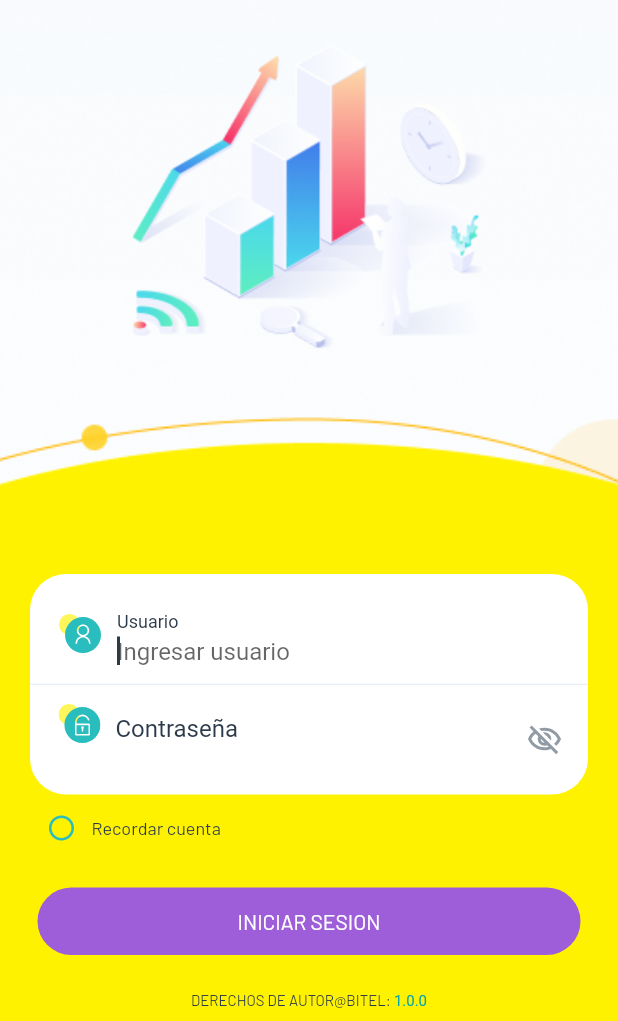
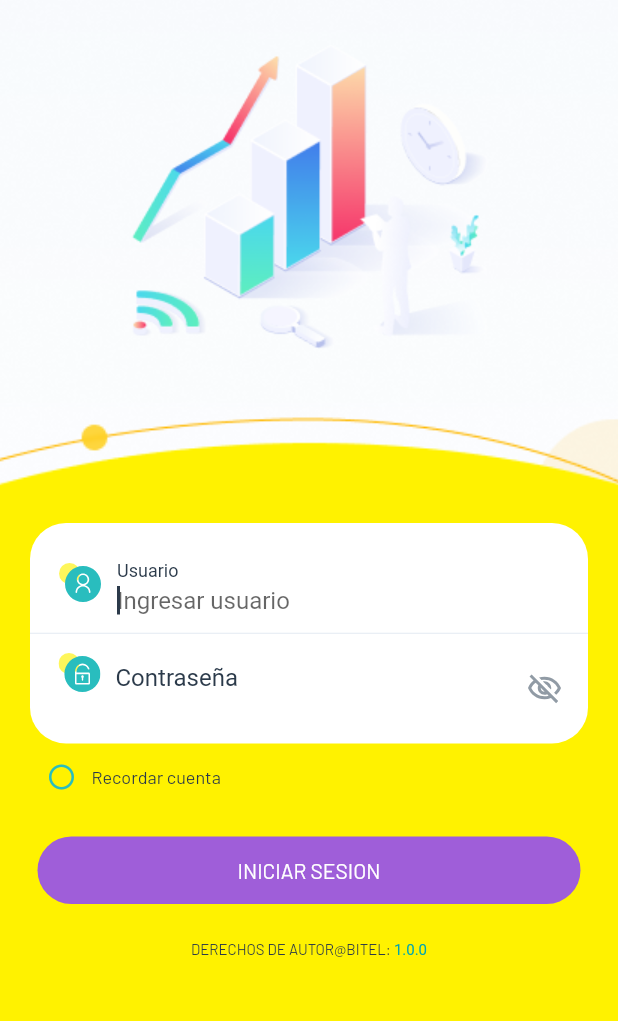
Before and after one commit to nhdduong292/Bitel_develop, a Flutter app: the screen it shows after launch, on a phone screen of 412 x 824 dp, the part 215-1236 px from its top. Run offline on Flutter 3.47's test engine with Material 2 defaults, Android fonts, the phone set to English and light mode, and no system bars; our stand-ins replace camera, dio, dotted_border, dotted_line, dropdown_button2, expandable and 21 more; missing offline and left inert: dart:ffi, flutter_launcher_icons, flutter_pdfview, google_mlkit_text_recognition, jwt_decode, multiselect; accounts and stored records are empty; generated files the repository leaves out were written again; project files that could hold a hidden picture were left out.

Commit message:
sua giao dien man login

```diff
--- a/lib/main/ui/login/login_page.dart
+++ b/lib/main/ui/login/login_page.dart
@@ -15,6 +15,7 @@ import 'package:get/get.dart';
 class LoginPage extends GetWidget {
   @override
   Widget build(BuildContext context) {
+    var height = MediaQuery.of(context).size.height;
     // TODO: implement build
     return GetBuilder(
       init: LoginLogic(),
@@ -27,8 +28,8 @@ class LoginPage extends GetWidget {
                 image: DecorationImage(
                     image: AssetImage(AppImages.bgLogin), fit: BoxFit.cover),
               ),
-              child: SingleChildScrollView(
-                child: Column(
+              child: Stack(children: [
+                Column(
                   crossAxisAlignment: CrossAxisAlignment.center,
                   children: [
                     Center(
@@ -39,9 +40,7 @@ class LoginPage extends GetWidget {
                         ),
                       ),
                     ),
-                    KeyboardVisibilityBuilder(builder: (context, visible) {
-                      if (!visible) {
-                        return Center(
+                    Center(
                       child: Padding(
                         padding: const EdgeInsets.only(top: 30),
                         child: Image.asset(
@@ -50,23 +49,20 @@ class LoginPage extends GetWidget {
                           fit: BoxFit.cover,
                         ),
                       ),
-                        );
-                      } else {
-                        return Container();
-                      }
-                    }),
-                    KeyboardVisibilityBuilder(builder: (context, visible) {
-                      if (!visible) {
-                        return const SizedBox(
-                          height: 100,
-                        );
-                      } else {
-                        return Container();
-                      }
-                    }),
+                    ),
+
                     const SizedBox(
                       height: 50,
                     ),
+
+                    // const SizedBox(
+                    //   height: 100,
+                    // ),
+                  ],
+                ),
+                Column(
+                  mainAxisAlignment: MainAxisAlignment.end,
+                  children: [
                     Container(
                       width: double.infinity,
                       margin:
@@ -281,14 +277,20 @@ class LoginPage extends GetWidget {
                           ],
                         ),
                       ),
+                    ),
+                    const SizedBox(
+                      height: 30,
+                    ),
+                    KeyboardVisibilityBuilder(builder: (context, visible) {
+                      if (visible) {
+                        return SizedBox(height: height * (1 / 4));
+                      } else {
+                        return Container();
+                      }
+                    }),
+                  ],
                 )
-
-                    // const SizedBox(
-                    //   height: 100,
-                    // ),
-                  ],
-                ),
-              ),
+              ]),
             ));
       },
     );
```
Lines whose indentation alone changed are shown as unchanged.
